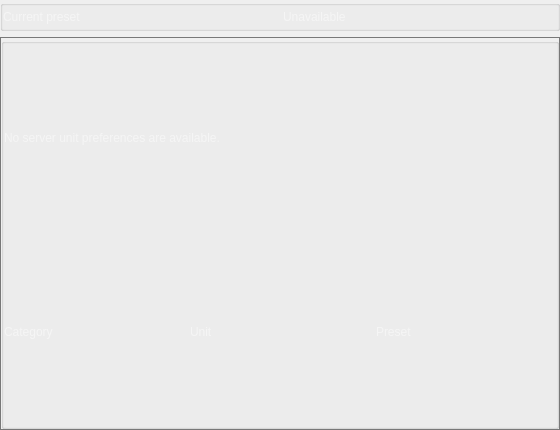
OpenFairWind/FairWindSK, file ui/settings/Units.ui: the form before one commit.
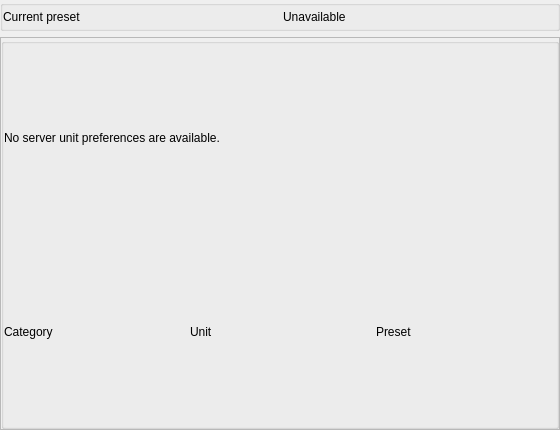
The form after the commit. Custom widgets are drawn as their Qt base class.

Commit message: Unify marine comfort theme colors

What changed in the file:
```diff
--- a/ui/settings/Units.ui
+++ b/ui/settings/Units.ui
@@ -10,24 +10,6 @@
     <height>430</height>
    </rect>
   </property>
-  <property name="styleSheet">
-   <string notr="true">QWidget {
-    color: rgb(245, 245, 245);
-}
-QGroupBox {
-    color: rgb(245, 245, 245);
-}
-QLabel {
-    color: rgb(245, 245, 245);
-}
-QLineEdit, QAbstractItemView, QScrollArea, TouchScrollArea, QSpinBox, QPushButton, TouchComboBox {
-    background-color: rgb(245, 245, 245);
-    color: rgb(24, 24, 24);
-    border: 1px solid rgb(120, 120, 120);
-    selection-background-color: rgb(65, 107, 195);
-    selection-color: rgb(255, 255, 255);
-}</string>
-  </property>
   <layout class="QVBoxLayout" name="verticalLayout_Root">
    <property name="leftMargin">
     <number>0</number>
```
The commit also changes 28 other files.
